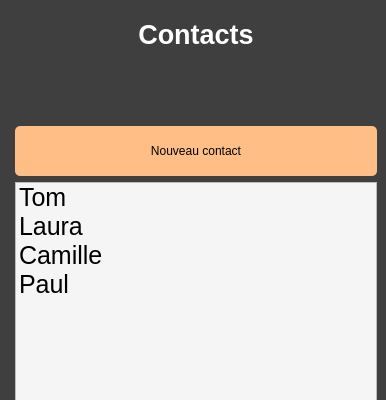
First picture: the form in KeepItSecret/contactswindow.ui, repository dbuhon/KeepItSecret, before the edit; both pictures show x 0 to 386 and y 0 to 400 of the 386 by 744 pixel window.
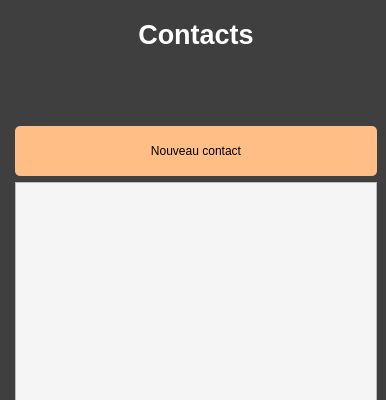
Second picture: the form after the edit.

Patch:
```diff
--- a/KeepItSecret/contactswindow.ui
+++ b/KeepItSecret/contactswindow.ui
@@ -50,26 +50,6 @@
 font-size: 25px;
 color: black;</string>
           </property>
-          <item>
-           <property name="text">
-            <string>Tom</string>
-           </property>
-          </item>
-          <item>
-           <property name="text">
-            <string>Laura</string>
-           </property>
-          </item>
-          <item>
-           <property name="text">
-            <string>Camille</string>
-           </property>
-          </item>
-          <item>
-           <property name="text">
-            <string>Paul</string>
-           </property>
-          </item>
          </widget>
         </item>
         <item row="1" column="1">
```
